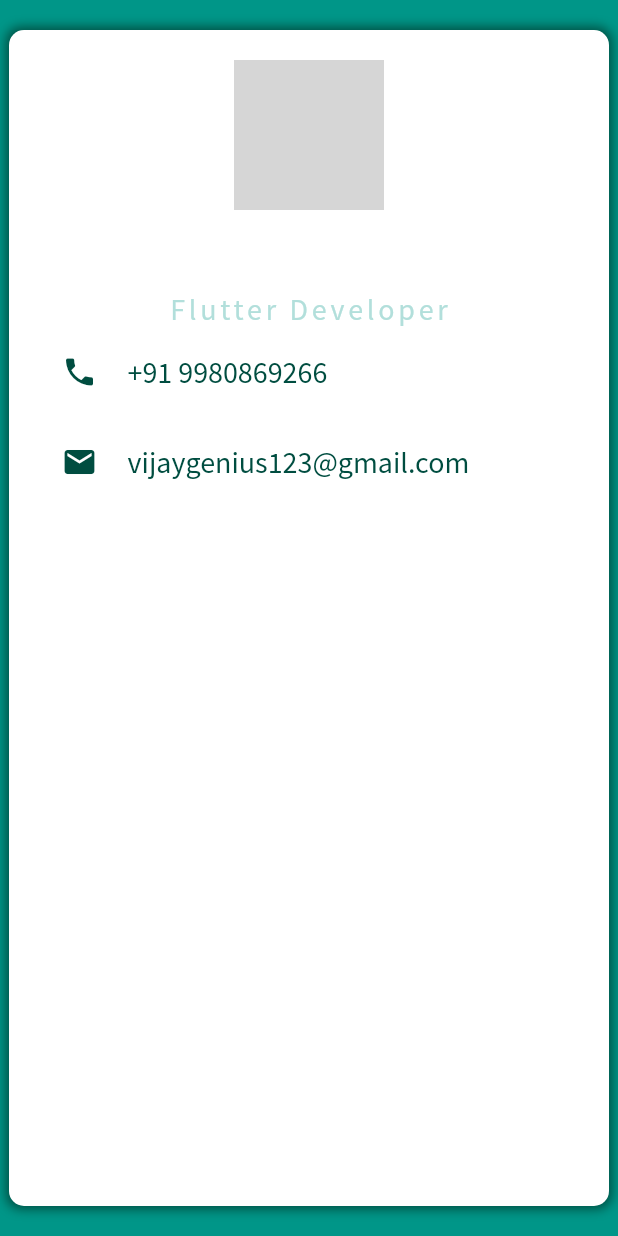
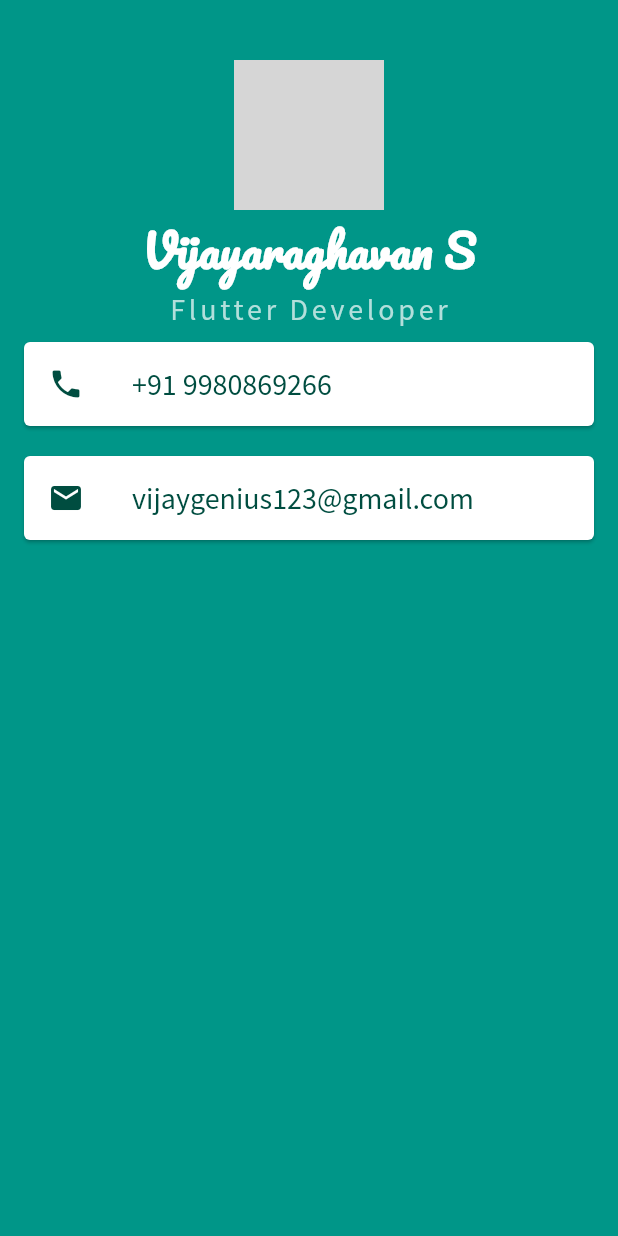
Before and after one commit to vijaygenius123/mi_card_flutter, a Flutter app: the screen it shows after launch, on a phone screen of 412 x 824 dp. Run offline on Flutter 3.47's test engine with Material 2 defaults, Android fonts, the phone set to English and light mode, and no system bars; network calls fail; grey boxes are pictures that could not be loaded.

Commit message:
Replace with ListTile

```diff
--- a/lib/main.dart
+++ b/lib/main.dart
@@ -16,12 +16,7 @@ class MyApp extends StatelessWidget {
           child: Container(
             margin: EdgeInsets.symmetric(vertical: 20, horizontal: 6),
             padding: EdgeInsets.symmetric(vertical: 20),
-            decoration: BoxDecoration(
-              boxShadow:  [BoxShadow(color: Colors.teal.shade900,
-                  blurRadius: 6, spreadRadius: 2)],
-              color: Colors.white,
-              borderRadius: BorderRadius.all(Radius.circular(10)),
-            ),
+
             child: Column(
               children: [
                 CircleAvatar(
@@ -42,41 +37,24 @@ class MyApp extends StatelessWidget {
                         fontSize: 20,
                         color: Colors.teal.shade100,
                         letterSpacing: 2.5)),
-                Container(
-                  color: Colors.white,
-                  margin: EdgeInsets.symmetric(vertical: 10, horizontal: 25),
-                  padding: EdgeInsets.symmetric(horizontal: 10),
-                  child: Row(
-                    children: <Widget>[
-                      Icon(
-                        Icons.phone,
-                        color: Colors.teal.shade900,
-                      ),
-                      SizedBox(
-                        width: 20,
-                        height: 40,
-                      ),
-                      Text(
-                        '+91 9980869266',
+                Card(
+                  margin: EdgeInsets.symmetric(vertical: 10, horizontal: 10),
+                    child: ListTile(
+                      leading:  Icon(Icons.phone, color: Colors.teal.shade900),
+                      title:Text( "+91 9980869266",
                         style: TextStyle(
                             fontFamily: 'SourceSansPro',
                             fontSize: 20,
                             color: Colors.teal.shade900),
+                      ),
                     )
-                    ],
+
                 ),
-                ),
-                Container(
-                  color: Colors.white,
-                  margin: EdgeInsets.symmetric(vertical: 10, horizontal: 25),
-                  padding: EdgeInsets.symmetric(horizontal: 10),
-                  child: Row(
-                    children: <Widget>[
-                      Icon(Icons.email, color: Colors.teal.shade900),
-                      SizedBox(
-                        width: 20,
-                        height: 40,
-                      ),
+                Card(
+                  margin: EdgeInsets.symmetric(vertical: 10, horizontal: 10),
+                  child:  ListTile(
+                      leading: Icon(Icons.email, color: Colors.teal.shade900),
+                    title:
                         Text(
                           'vijaygenius123@gmail.com',
                           style: TextStyle(
@@ -84,7 +62,6 @@ class MyApp extends StatelessWidget {
                               fontSize: 20,
                               color: Colors.teal.shade900),
                         )
-                    ],
                   ),
                 ),
               ],
```
Lines whose indentation alone changed are shown as unchanged.
